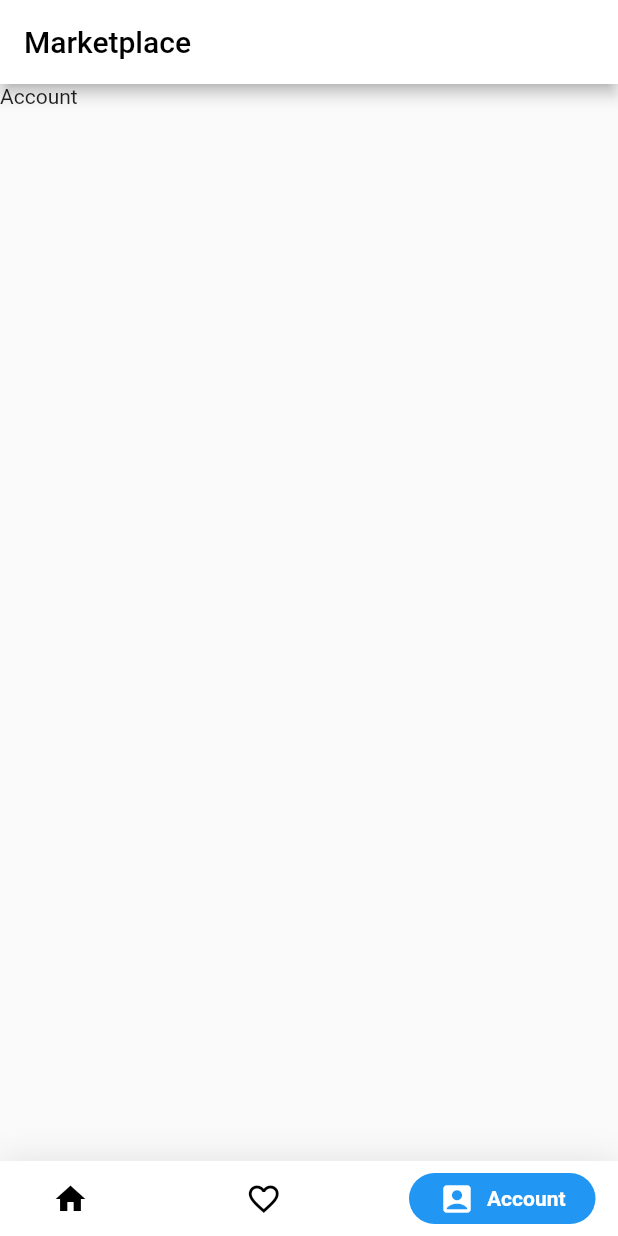
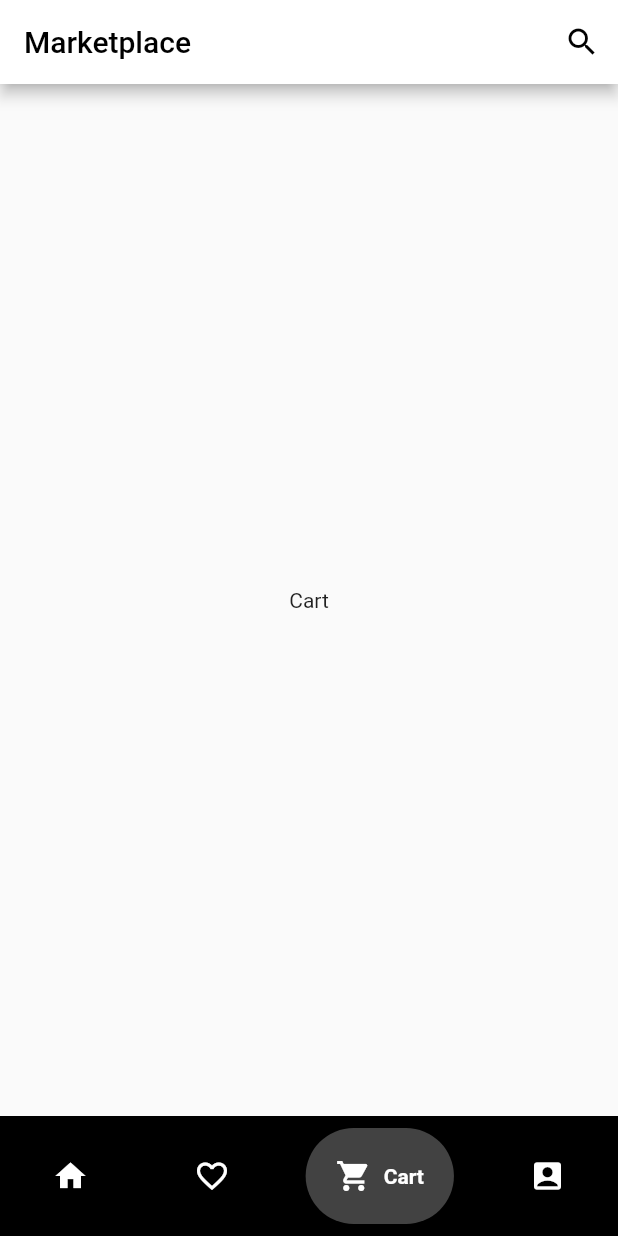
Before and after one commit to danielhartonohonoris/marketplaceuas, a Flutter app: the screen it shows after launch, item 3 of the bottom bar chosen, on a phone screen of 412 x 824 dp. Run offline on Flutter 3.47's test engine with Material 2 defaults, Android fonts, the phone set to English and light mode, and no system bars; drawn by our look-alikes of google_nav_bar; our stand-ins replace carousel_slider.

Commit message:
Mengubah Tampilaan Navbar dan Menambah Bottom cart sama Search

```diff
--- /dev/null
+++ b/lib/cart.dart
@@ -0,0 +1,12 @@
+import 'package:flutter/material.dart';
+
+class CartPage extends StatelessWidget {
+  @override
+  Widget build(BuildContext context) {
+    return Scaffold(
+      body: Center(
+        child: Text('Cart'),
+      ),
+    );
+  }
+}
--- a/lib/likes.dart
+++ b/lib/likes.dart
@@ -14,7 +14,7 @@ class _LikesState extends State<Likes> {
       debugShowCheckedModeBanner: false,
       home: Scaffold(
           body: SafeArea(
-        child: Text('Test'),
+        child: Text('Likes'),
       )),
     );
   }
--- a/lib/main.dart
+++ b/lib/main.dart
@@ -1,8 +1,10 @@
 import 'package:flutter/material.dart';
 import 'package:google_nav_bar/google_nav_bar.dart';
 import 'package:test4/account.dart';
+import 'package:test4/cart.dart';
 import 'package:test4/home.dart';
 import 'package:test4/likes.dart';
+import 'package:test4/searchpage.dart';
 
 void main() {
   runApp(const Main());
@@ -21,6 +23,7 @@
   final List<Widget> pages = [
     const Home(),
     const Likes(),
+    CartPage(),
     const Account(),
   ];
 
@@ -33,6 +36,17 @@
           title: Text('Marketplace'),
           backgroundColor: Colors.white,
           foregroundColor: Colors.black,
+          actions: [
+            IconButton(
+              icon: Icon(Icons.search),
+              onPressed: () {
+                Navigator.push(
+                  context,
+                  MaterialPageRoute(builder: (context) => SearchPage()),
+                );
+              },
+            ),
+          ],
         ),
         body: SafeArea(
           child: IndexedStack(
@@ -42,20 +56,22 @@
         ),
         bottomNavigationBar: Container(
           decoration: BoxDecoration(
-            color: Colors.white,
+            color: Colors.black,
             boxShadow: [
-              BoxShadow(blurRadius: 20, color: Colors.black.withOpacity(.1))
+              BoxShadow(blurRadius: 20, color: Colors.white.withOpacity(.1))
             ],
           ),
           child: Padding(
-            padding: const EdgeInsets.symmetric(horizontal: 15.0, vertical: 8),
+            padding: const EdgeInsets.symmetric(horizontal: 15, vertical: 8),
             child: GNav(
               gap: 8,
+              backgroundColor: Colors.black,
+              color: Colors.white,
               activeColor: Colors.white,
               iconSize: 24,
-              padding: EdgeInsets.symmetric(horizontal: 20, vertical: 5),
+              padding: EdgeInsets.symmetric(horizontal: 20, vertical: 20),
               duration: Duration(milliseconds: 800),
-              tabBackgroundColor: Colors.blue,
+              tabBackgroundColor: Colors.grey.shade800,
               tabs: [
                 GButton(
                   icon: Icons.home,
@@ -64,6 +80,10 @@
                 GButton(
                   icon: Icons.favorite_border,
                   text: 'Likes',
+                ),
+                GButton(
+                  icon: Icons.shopping_cart,
+                  text: 'Cart',
                 ),
                 GButton(
                   icon: Icons.account_box,
```
Also changed, not shown: lib/home.dart (+7 -4 lines), lib/searchpage.dart (added, +17 -0 lines).
